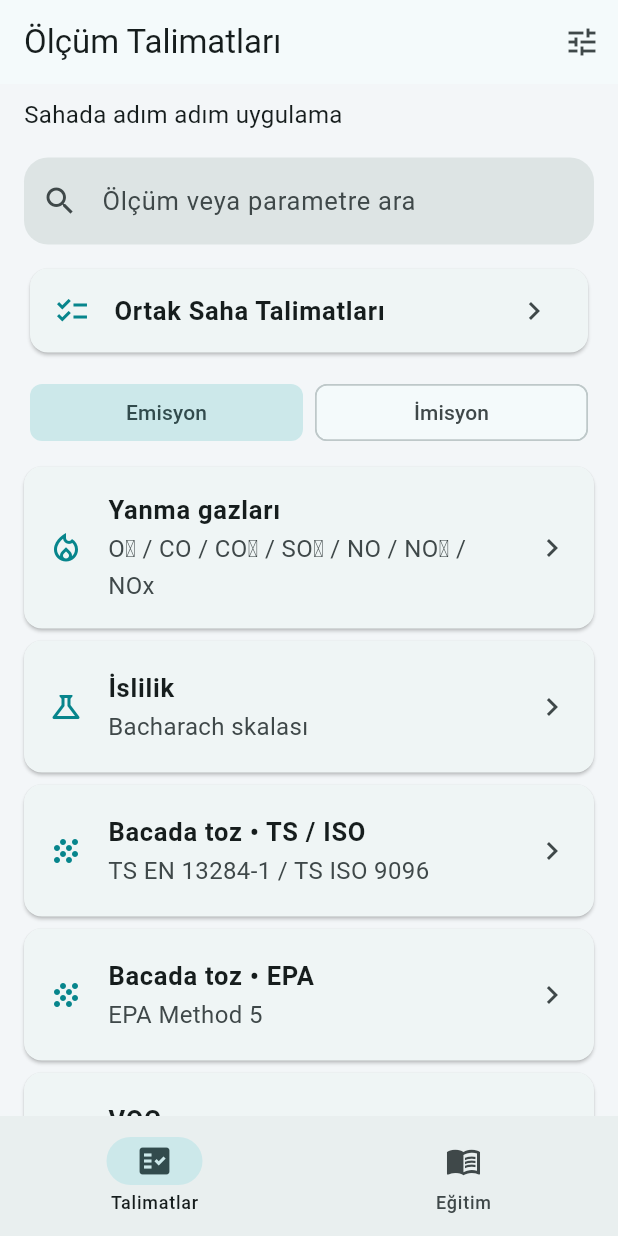
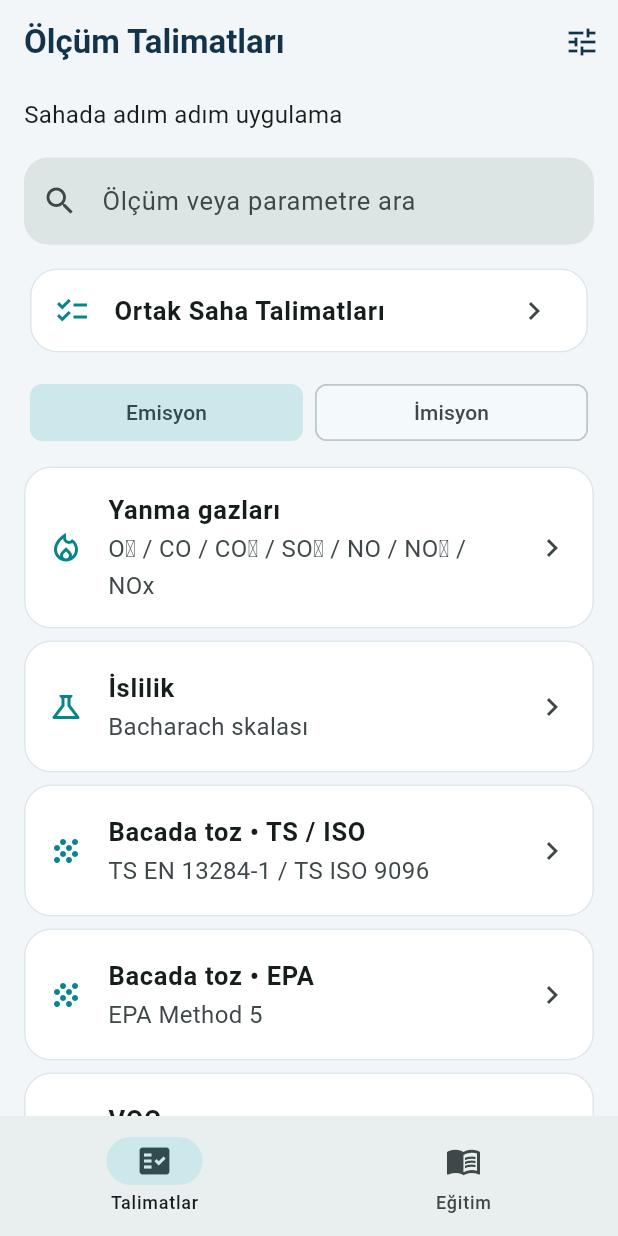
Before and after one commit to onursancak17/Emisyon-Standartlari-Cep-Rehberi, a Flutter app: the screen it shows after launch, on a phone screen of 412 x 824 dp. Run offline on Flutter 3.47's test engine with Material 3 defaults, Android fonts, the phone set to English and light mode, and no system bars; our stand-ins replace flutter_tts, shared_preferences; project files that could hold a hidden picture were left out.

Commit message:
Test real platform TTS arguments and explicit vertical scrolling; finish readable card styling

```diff
--- a/lib/main.dart
+++ b/lib/main.dart
@@ -160,7 +160,7 @@ class Narrator extends ChangeNotifier {
       _baseOffset=offset;
       final phrase=current.substring(offset.clamp(0,current.length).toInt());
       if(phrase.isNotEmpty) {
-        try { await _tts!.speak(phrase); }
+        try { await _tts!.speak(phrase,focus:true); }
         catch (_) { if(session==_session) {error='Sesli anlatım kesildi. Yeniden oynatabilirsin.';playing=false;announce();} return; }
       }
       if(session!=_session || !playing || _closed) return;
@@ -185,7 +185,10 @@ class FieldApp extends StatelessWidget {
     builder: (_,__) => MaterialApp(debugShowCheckedModeBanner:false,
       title:'Emisyon Saha Talimatları',
       theme: ThemeData(useMaterial3:true, brightness:Brightness.light,
-        colorScheme:ColorScheme.fromSeed(seedColor:teal), scaffoldBackgroundColor:const Color(0xFFF3F6F8),
+        colorScheme:ColorScheme.fromSeed(seedColor:teal),
+        appBarTheme:const AppBarTheme(backgroundColor:Color(0xFFF3F6F8),foregroundColor:navy,titleTextStyle:TextStyle(color:navy,fontSize:22,fontWeight:FontWeight.w700)),
+        cardTheme:CardThemeData(color:Colors.white,surfaceTintColor:Colors.transparent,elevation:0,shape:RoundedRectangleBorder(borderRadius:BorderRadius.circular(18),side:const BorderSide(color:Color(0xFFDCE6ED)))),
+        scaffoldBackgroundColor:const Color(0xFFF3F6F8),
         textTheme:const TextTheme(bodyMedium:TextStyle(fontSize:16,height:1.55),bodyLarge:TextStyle(fontSize:17,height:1.5))),
       darkTheme:ThemeData(useMaterial3:true,brightness:Brightness.dark,colorScheme:ColorScheme.fromSeed(seedColor:teal,brightness:Brightness.dark),
         textTheme:const TextTheme(bodyMedium:TextStyle(fontSize:16,height:1.55),bodyLarge:TextStyle(fontSize:17,height:1.5))),
```
Also changed, not shown: 1 other file.
